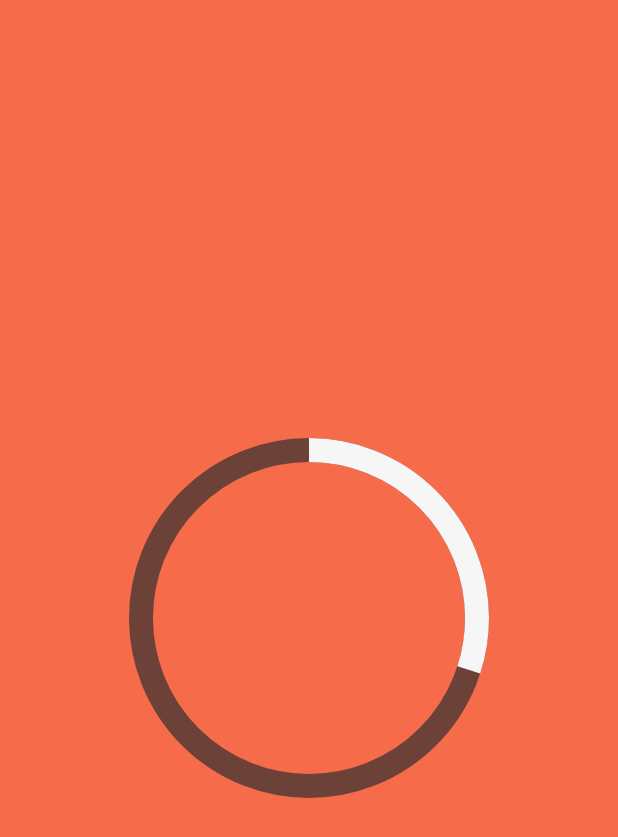
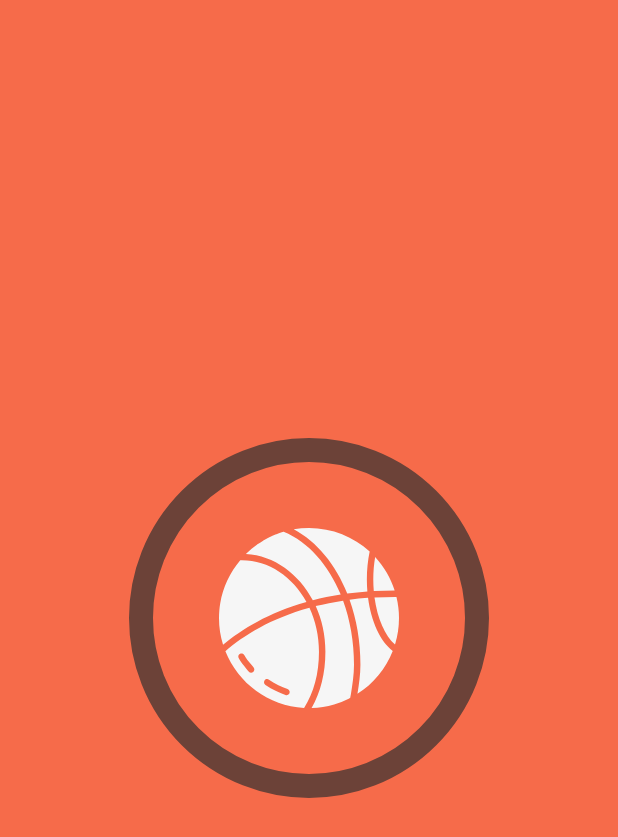
Before and after one commit to andradhandra/flutter_activity_tracker, a Flutter app: the screen it shows after launch, on a phone screen of 412 x 824 dp. Shown: the top 837 px of the screen. Run offline on Flutter 3.47's test engine with Material 2 defaults, Android fonts, the phone set to English and light mode, and no system bars; our stand-ins replace flutter_svg.

```diff
--- a/lib/ui/home/home_page.dart
+++ b/lib/ui/home/home_page.dart
@@ -1,5 +1,6 @@
 import 'package:flutter/material.dart';
-import 'package:habit_tracker_flutter/ui/task/task_completion_ring.dart';
+import 'package:habit_tracker_flutter/constants/app_assets.dart';
+import 'package:habit_tracker_flutter/ui/task/animated_task.dart';
 import 'package:habit_tracker_flutter/ui/theming/app_theme.dart';
 
 class HomePage extends StatelessWidget {
@@ -10,8 +11,8 @@ class HomePage extends StatelessWidget {
       body: Center(
         child: SizedBox(
           width: 240,
-          child: TaskCompletionRing(
-            progress: 0.3,
+          child: AnimatedTask(
+            iconName: AppAssets.basketball,
           ),
         ),
       ),
--- /dev/null
+++ b/lib/ui/task/animated_task.dart
@@ -0,0 +1,109 @@
+import 'package:flutter/material.dart';
+import 'package:habit_tracker_flutter/constants/app_assets.dart';
+import 'package:habit_tracker_flutter/ui/common_widgets/centered_svg_icon.dart';
+import 'package:habit_tracker_flutter/ui/task/task_completion_ring.dart';
+import 'package:habit_tracker_flutter/ui/theming/app_theme.dart';
+
+class AnimatedTask extends StatefulWidget {
+  const AnimatedTask({Key? key, required this.iconName}) : super(key: key);
+  final String iconName;
+
+  @override
+  _TickerAnimationState createState() => _TickerAnimationState();
+}
+
+class _TickerAnimationState extends State<AnimatedTask>
+    with SingleTickerProviderStateMixin {
+  late final AnimationController _animationController;
+  late final Animation<double> _curveAnimation;
+  bool _showCheckIcon = false;
+
+  void _onTapDown(TapDownDetails details) {
+    if (_animationController.status != AnimationStatus.completed) {
+      _animationController.forward();
+    } else if (!_showCheckIcon) {
+      _animationController.value = 0;
+    }
+  }
+
+  void _onTapUp(TapUpDetails details) {
+    if (_animationController.status != AnimationStatus.completed) {
+      _animationController.reverse();
+    }
+  }
+
+  void _checkStatusUpdate(AnimationStatus status) {
+    if (status == AnimationStatus.completed) {
+      if (mounted) {
+        setState(() {
+          _showCheckIcon = true;
+        });
+      }
+      Future.delayed(
+        Duration(seconds: 1),
+        () {
+          if (mounted) {
+            setState(
+              () {
+                _showCheckIcon = false;
+              },
+            );
+          }
+        },
+      );
+    }
+  }
+
+  @override
+  void initState() {
+    super.initState();
+    _animationController = AnimationController(
+      vsync: this,
+      duration: Duration(milliseconds: 750),
+    );
+    _animationController.addStatusListener(_checkStatusUpdate);
+    _curveAnimation = _animationController.drive(
+      CurveTween(curve: Curves.easeInOut),
+    );
+  }
+
+  @override
+  void dispose() {
+    super.dispose();
+    _animationController.removeStatusListener(_checkStatusUpdate);
+    _animationController.dispose();
+  }
+
+  @override
+  Widget build(BuildContext context) {
+    return GestureDetector(
+      onTapDown: _onTapDown,
+      onTapUp: _onTapUp,
+      child: AnimatedBuilder(
+        animation: _curveAnimation,
+        builder: (context, child) {
+          final themeData = AppTheme.of(context);
+          final progress = _curveAnimation.value;
+          final taskIsNotComplete = progress < 1.0;
+          final iconColor =
+              taskIsNotComplete ? themeData.taskIcon : themeData.accentNegative;
+          return Stack(
+            children: [
+              TaskCompletionRing(
+                progress: progress,
+              ),
+              Positioned.fill(
+                child: CenteredSvgIcon(
+                  iconName: !taskIsNotComplete && _showCheckIcon
+                      ? AppAssets.check
+                      : widget.iconName,
+                  color: iconColor,
+                ),
+              ),
+            ],
+          );
+        },
+      ),
+    );
+  }
+}
--- a/lib/ui/task/task_completion_ring.dart
+++ b/lib/ui/task/task_completion_ring.dart
@@ -11,14 +11,22 @@ class TaskCompletionRing extends StatelessWidget {
   @override
   Widget build(BuildContext context) {
     final appTheme = AppTheme.of(context);
+    final taskIsNotComplete = progress < 1.0;
     return AspectRatio(
       aspectRatio: 1.0,
-      child: CustomPaint(
-        painter: RingPainter(
-            progress: progress,
-            taskNotCompletedColor: appTheme.taskRing,
-            taskCompletedColor: appTheme.accent),
-      ),
+      child: taskIsNotComplete
+          ? CustomPaint(
+              painter: RingPainter(
+                  progress: progress,
+                  taskNotCompletedColor: appTheme.taskRing,
+                  taskCompletedColor: appTheme.accent),
+            )
+          : Container(
+              decoration: BoxDecoration(
+                color: appTheme.accent,
+                shape: BoxShape.circle,
+              ),
+            ),
     );
   }
 }
@@ -44,6 +52,7 @@ class RingPainter extends CustomPainter {
       ..strokeWidth = strokeWidth
       ..color = taskNotCompletedColor
       ..style = PaintingStyle.stroke;
+    canvas.drawCircle(center, radius, backgrounPaint);
 
     final foregroundPaint = Paint()
       ..isAntiAlias = true
@@ -51,7 +60,6 @@ class RingPainter extends CustomPainter {
       ..color = taskCompletedColor
       ..style = PaintingStyle.stroke;
 
-    canvas.drawCircle(center, radius, backgrounPaint);
     canvas.drawArc(
       Rect.fromCircle(center: center, radius: radius),
       -pi / 2,
```
